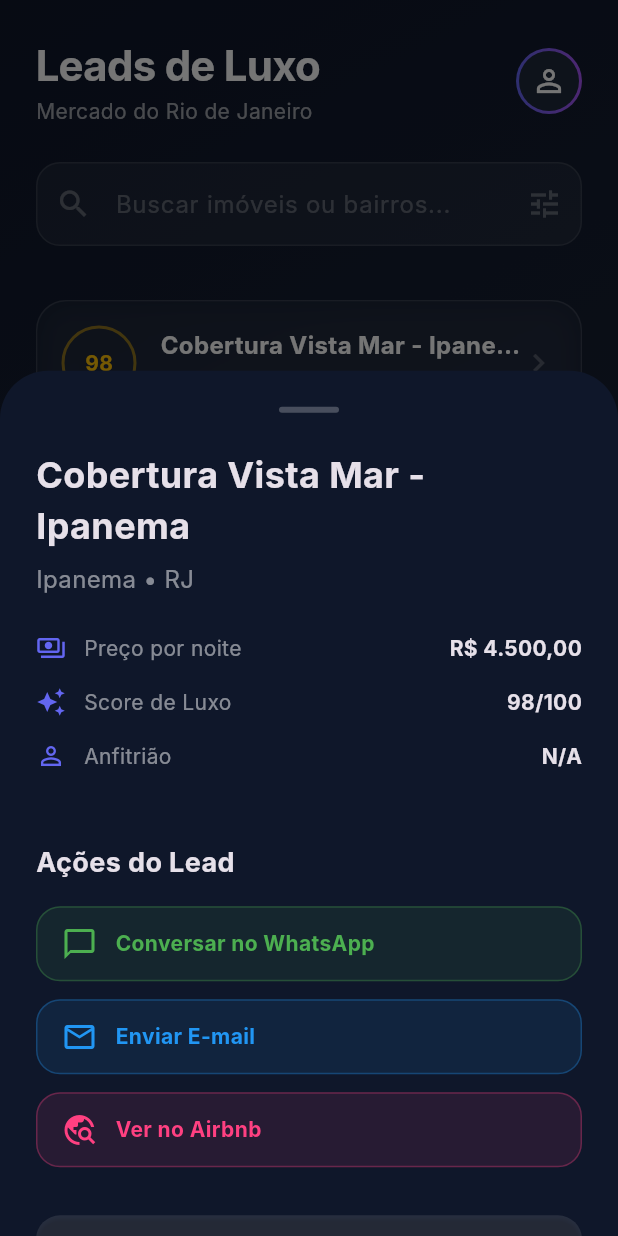
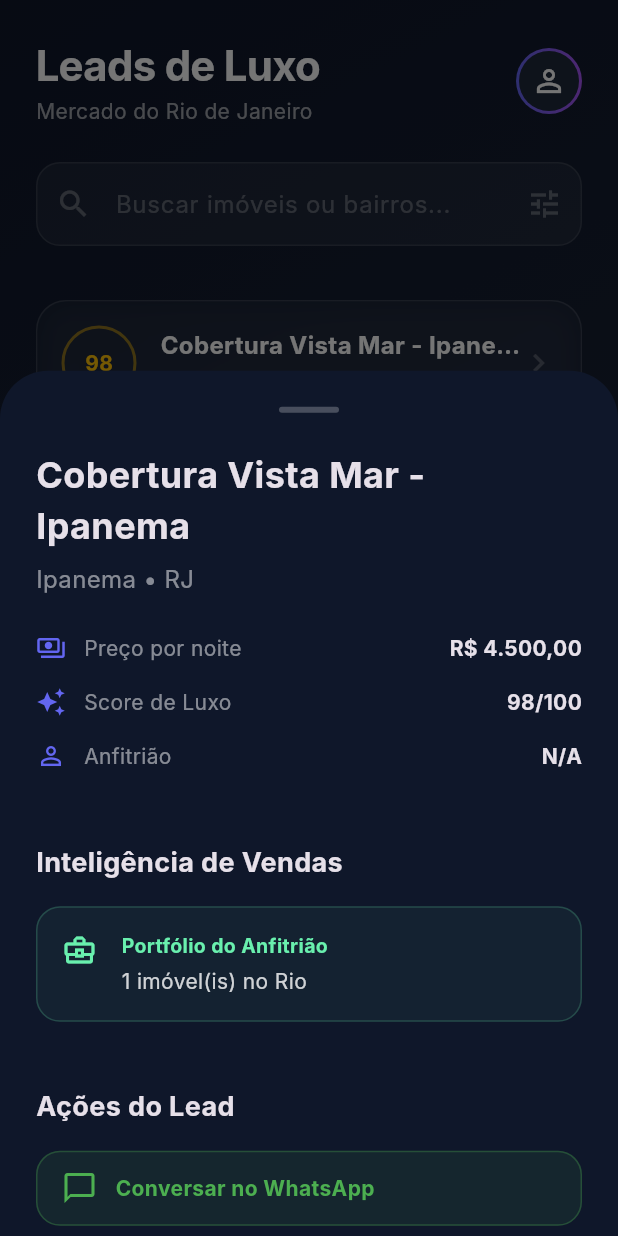
Before and after one commit to caiofrk/AIRBNB_LEAD_GENERATOR, a Flutter app: the screen it shows after launch, after a tap on "98", on a phone screen of 412 x 824 dp. Run offline on Flutter 3.47's test engine with Material 3 defaults, Android fonts, the phone set to English and light mode, and no system bars; our stand-ins replace supabase_flutter; accounts and stored records are empty; Roboto replaces fonts that are missing (Inter).

Commit message:
feat: Implement Airbnb lead scraping with luxury scoring and deep enrichment, and initialize Flutter application.

```diff
--- a/luxo_rj_scraper/app/lib/main.dart
+++ b/luxo_rj_scraper/app/lib/main.dart
@@ -398,12 +398,24 @@ class _DashboardPageState extends State<DashboardPage> {
                           overflow: TextOverflow.ellipsis,
                         ),
                         const SizedBox(height: 4),
+                        Row(
+                          children: [
                             Text(
                               '${lead['bairro'] ?? 'RJ'} • ${_currencyFormat.format(lead['preco_noite'] ?? 0)}',
                               style: TextStyle(
                                 fontSize: 13,
                                 color: Colors.white.withOpacity(0.5),
                               ),
+                            ),
+                            if (lead['cleanliness_gap'] != null) ...[
+                              const SizedBox(width: 8),
+                              const Icon(
+                                Icons.warning_amber_rounded,
+                                size: 14,
+                                color: Colors.orange,
+                              ),
+                            ],
+                          ],
                         ),
                       ],
                     ),
@@ -504,6 +516,40 @@ class _DashboardPageState extends State<DashboardPage> {
             ),
             const SizedBox(height: 32),
             const Text(
+              'Inteligência de Vendas',
+              style: TextStyle(fontSize: 18, fontWeight: FontWeight.bold),
+            ),
+            const SizedBox(height: 16),
+            if (lead['cleanliness_gap'] != null)
+              _buildIntelligenceCard(
+                Icons.warning_amber_rounded,
+                'Falha na Limpeza (Reviews)',
+                lead['cleanliness_gap'],
+                Colors.orange,
+              ),
+            if (lead['maintenance_items'] != null &&
+                (lead['maintenance_items'] as List).isNotEmpty)
+              _buildIntelligenceCard(
+                Icons.build_circle_outlined,
+                'Manutenção Crítica',
+                (lead['maintenance_items'] as List).join(', '),
+                Colors.blueAccent,
+              ),
+            if (lead['turnover_stress'] != null)
+              _buildIntelligenceCard(
+                Icons.speed,
+                'Estresse de Operação',
+                lead['turnover_stress'],
+                Colors.redAccent,
+              ),
+            _buildIntelligenceCard(
+              Icons.business_center_outlined,
+              'Portfólio do Anfitrião',
+              '${lead['host_portfolio_size'] ?? 1} imóvel(is) no Rio',
+              Colors.greenAccent,
+            ),
+            const SizedBox(height: 32),
+            const Text(
               'Ações do Lead',
               style: TextStyle(fontSize: 18, fontWeight: FontWeight.bold),
             ),
@@ -559,6 +605,53 @@ class _DashboardPageState extends State<DashboardPage> {
           Text(label, style: TextStyle(color: Colors.white.withOpacity(0.5))),
           const Spacer(),
           Text(value, style: const TextStyle(fontWeight: FontWeight.bold)),
+        ],
+      ),
+    );
+  }
+
+  Widget _buildIntelligenceCard(
+    IconData icon,
+    String title,
+    String value,
+    Color color,
+  ) {
+    return Container(
+      margin: const EdgeInsets.only(bottom: 12),
+      padding: const EdgeInsets.all(16),
+      decoration: BoxDecoration(
+        color: color.withOpacity(0.05),
+        borderRadius: BorderRadius.circular(16),
+        border: Border.all(color: color.withOpacity(0.2)),
+      ),
+      child: Row(
+        crossAxisAlignment: CrossAxisAlignment.start,
+        children: [
+          Icon(icon, color: color, size: 24),
+          const SizedBox(width: 16),
+          Expanded(
+            child: Column(
+              crossAxisAlignment: CrossAxisAlignment.start,
+              children: [
+                Text(
+                  title,
+                  style: TextStyle(
+                    color: color,
+                    fontWeight: FontWeight.bold,
+                    fontSize: 13,
+                  ),
+                ),
+                const SizedBox(height: 4),
+                Text(
+                  value,
+                  style: TextStyle(
+                    color: Colors.white.withOpacity(0.8),
+                    fontSize: 14,
+                  ),
+                ),
+              ],
+            ),
+          ),
         ],
       ),
     );
```
Also changed, not shown: 1 other file. Lines whose indentation alone changed are shown as unchanged.
